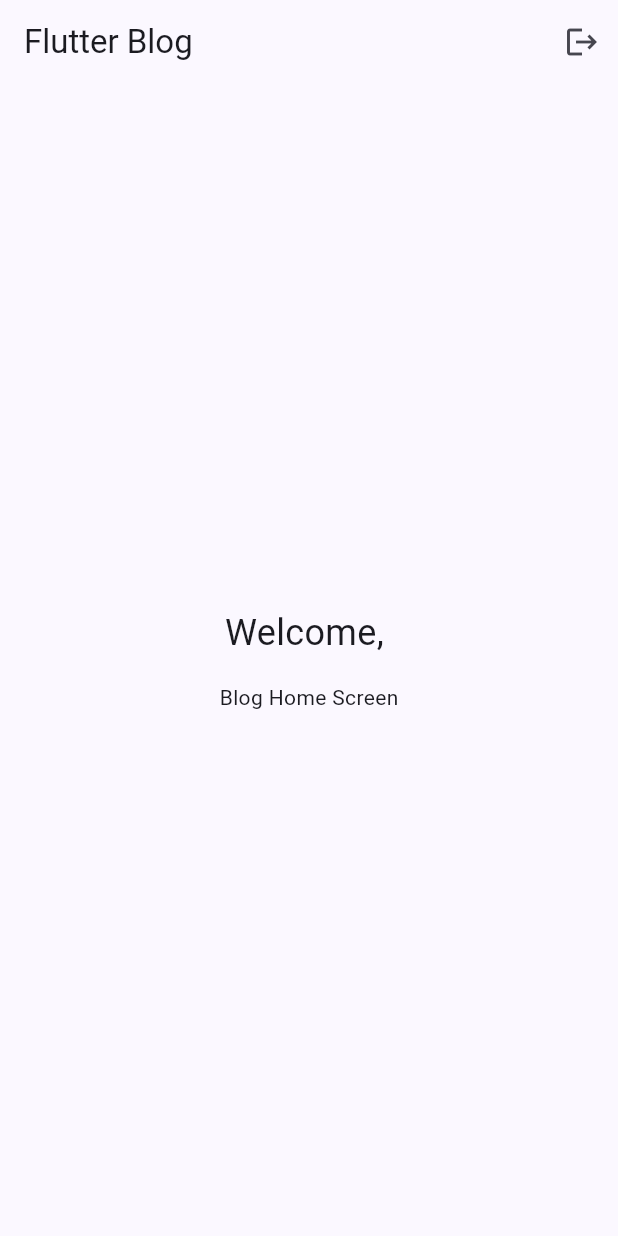
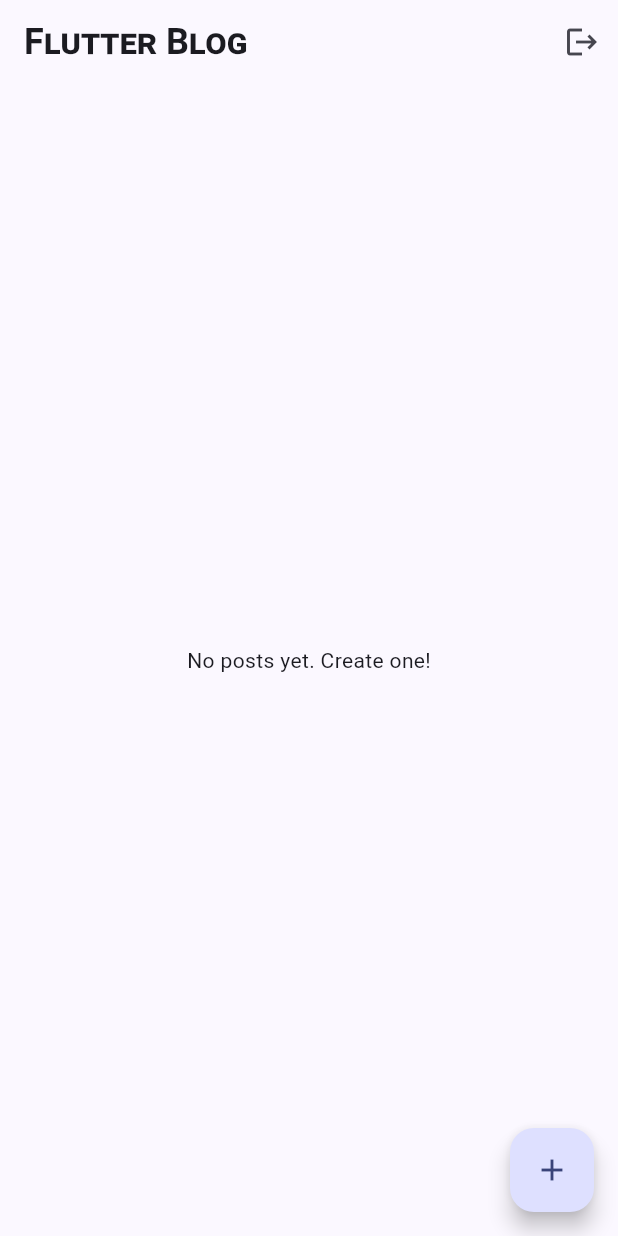
Before and after one commit to LrgDv01/flutter-blog-webapp, a Flutter app: the screen it shows once a user with an empty profile is signed in, after a tap on the "logout" icon, on a phone screen of 412 x 824 dp. Run offline on Flutter 3.47's test engine with Material 3 defaults, Android fonts, the phone set to English and light mode, and no system bars; our stand-ins replace cached_network_image, flutter_dotenv, flutter_riverpod, go_router, image_picker, supabase_flutter; accounts and stored records are empty.

Commit message:
feat :
- complete Blog Post Create + List with image upload & display

- enhance navigation and layout in Create Post and Home pages

```diff
--- a/lib/pages/home_page.dart
+++ b/lib/pages/home_page.dart
@@ -1,49 +1,105 @@
 import 'package:flutter/material.dart';
 import 'package:flutter_riverpod/flutter_riverpod.dart';
 import 'package:flutter_blog_webapp/providers/auth_provider.dart';
+import 'package:flutter_blog_webapp/providers/posts_provider.dart';
 import 'package:go_router/go_router.dart';
+import 'package:cached_network_image/cached_network_image.dart';
 
 class HomePage extends ConsumerWidget {
   const HomePage({super.key});
 
   @override
   Widget build(BuildContext context, WidgetRef ref) {
-    // Watch authentication state to get user info and login status
+    // Watch auth and posts state from providers
     final authState = ref.watch(authProvider);
+    final posts = ref.watch(postsProvider);
 
     return Scaffold(
       appBar: AppBar(
-        title: const Text('Flutter Blog'),
+        title: const Text('Flutter Blog',
+          style: TextStyle(
+            fontSize: 24,
+            fontWeight: FontWeight.bold,
+            fontFeatures: [FontFeature.enable('smcp')],
+          ),),
         actions: [
-          // Logout button
+          // Logout button in app bar
           IconButton(
             icon: const Icon(Icons.logout),
             onPressed: () async {
-              // Sign out the user
+              // Sign out and redirect to login page
               await ref.read(authProvider.notifier).signOut();
-
-              // Verify context is still mounted before navigation
-              if (!context.mounted) return;
-
-              // Navigate to login page
-              context.go('/login');
+              if (context.mounted) context.go('/login');
             },
           ),
         ],
       ),
-      body: Center(
+      // Floating action button to create new post
+      floatingActionButton: FloatingActionButton(
+        onPressed: () => context.replace('/create-post'),
+        child: const Icon(Icons.add),
+      ),
+      // Main content area
+      body: posts.isEmpty
+          // Empty state message
+          ? const Center(child: Text('No posts yet. Create one!'))
+          // List of blog posts
+          : ListView.builder(
+              padding: const EdgeInsets.all(8),
+              itemCount: posts.length,
+              itemBuilder: (context, index) {
+                final post = posts[index];
+                return Card(
+                  margin: const EdgeInsets.symmetric(vertical: 8),
                   child: Column(
-          mainAxisAlignment: MainAxisAlignment.center,
+                    crossAxisAlignment: CrossAxisAlignment.start,
                     children: [
-            // Display user's display name or email
+                      // Display post image if available
+                      if (post.imageUrl != null)
+                        CachedNetworkImage(
+                          imageUrl: post.imageUrl!,
+                          placeholder: (context, url) =>
+                              const Center(child: CircularProgressIndicator()),
+                          errorWidget: (context, url, error) =>
+                              const Icon(Icons.error),
+                          width: double.infinity,
+                          height: 200,
+                          fit: BoxFit.cover,
+                        ),
+                      // Post title, content, and author info
+                      Padding(
+                        padding: const EdgeInsets.all(16),
+                        child: Column(
+                          crossAxisAlignment: CrossAxisAlignment.start,
+                          children: [
+                            // Post title
                             Text(
-              'Welcome, ${authState.user?.userMetadata?['display_name'] ?? authState.user?.email}',
-              style: const TextStyle(fontSize: 24),
+                              post.title,
+                              style: const TextStyle(
+                                fontSize: 20,
+                                fontWeight: FontWeight.bold,
                               ),
-            const SizedBox(height: 16),
-            const Text('Blog Home Screen'),
+                            ),
+                            const SizedBox(height: 8),
+                            // Post preview (limited to 3 lines)
+                            Text(
+                              post.content,
+                              maxLines: 3,
+                              overflow: TextOverflow.ellipsis,
+                            ),
+                            const SizedBox(height: 8),
+                            // Author attribution
+                            Text(
+                              'By ${authState.user?.userMetadata?['display_name'] ?? 'You'}',
+                              style: const TextStyle(color: Colors.grey),
+                            ),
                           ],
                         ),
+                      ),
+                    ],
+                  ),
+                );
+              },
             ),
     );
   }
--- a/lib/pages/login_page.dart
+++ b/lib/pages/login_page.dart
@@ -36,7 +36,7 @@ class _LoginPageState extends ConsumerState<LoginPage> {
           .read(authProvider.notifier)
           .signIn(_emailController.text.trim(), _passwordController.text);
       // Navigate to home on success
-      if (mounted) context.go('/');
+      if (mounted) context.go('/home');
     } catch (e) {
       // Show error message
       if (mounted) {
--- a/lib/router.dart
+++ b/lib/router.dart
@@ -3,6 +3,7 @@ import 'package:flutter_riverpod/flutter_riverpod.dart';
 import 'package:flutter_blog_webapp/providers/auth_provider.dart';
 import 'package:flutter_blog_webapp/pages/login_page.dart';
 import 'package:flutter_blog_webapp/pages/register_page.dart';
+import 'package:flutter_blog_webapp/pages/create_post_page.dart';
 import 'package:flutter_blog_webapp/pages/home_page.dart';
 
 // Provides a GoRouter instance with authentication-based routing
@@ -27,7 +28,7 @@ final routerProvider = Provider<GoRouter>((ref) {
 
       // Redirect to home if authenticated but on auth pages
       if (isLoggedIn && (isLoggingIn || isRegistering)) {
-        return '/';
+        return '/home';
       }
 
       // No redirect needed
@@ -35,12 +36,16 @@ final routerProvider = Provider<GoRouter>((ref) {
     },
     // Define app routes
     routes: [
+      GoRoute(
+        path: '/create-post',
+        builder: (context, state) => const CreatePostPage(),
+      ),
       GoRoute(path: '/login', builder: (context, state) => const LoginPage()),
       GoRoute(
         path: '/register',
         builder: (context, state) => const RegisterPage(),
       ),
-      GoRoute(path: '/', builder: (context, state) => const HomePage()),
+      GoRoute(path: '/home', builder: (context, state) => const HomePage()),
     ],
   );
 });
```
Also changed, not shown: lib/pages/create_post_page.dart (+8 -1 lines). Lines whose indentation alone changed are shown as unchanged.
